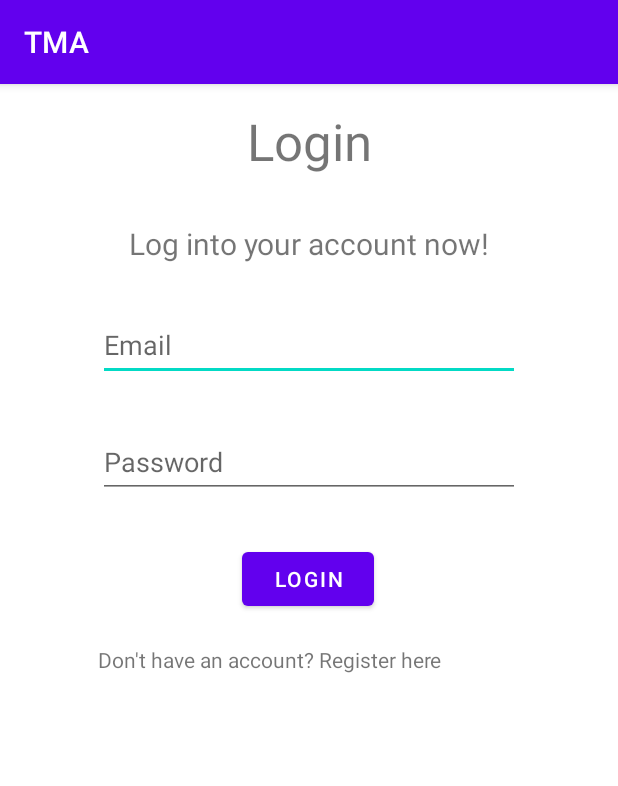
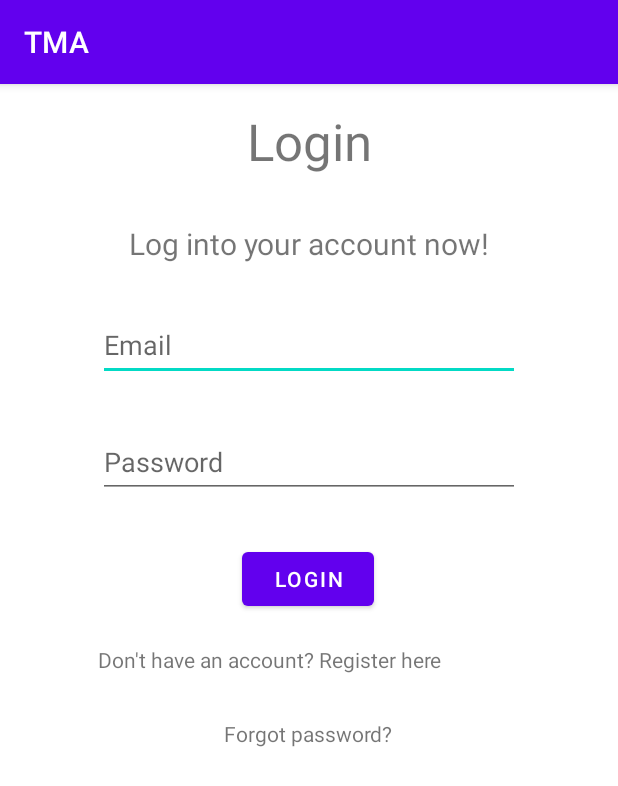
Before and after one commit to hamzabalazs/Time-Managment-App, an Android app: the LoginActivity screen opened directly, with no data from a screen before it, on a phone screen of 412 x 824 dp. Shown: the top 786 px of the screen. Run offline under Robolectric (Android 15) with nearby library versions, the phone set to English and light mode, and no system bars; our stand-ins replace Firebase (no records; nobody signed in at launch, a user with empty details on screens opened directly).

Commit message:
feat: reset password

```diff
--- a/app/build.gradle
+++ b/app/build.gradle
@@ -34,6 +34,7 @@ dependencies {
     implementation 'com.google.android.material:material:1.4.0'
     implementation 'androidx.constraintlayout:constraintlayout:2.1.1'
     implementation 'com.google.firebase:firebase-auth:21.0.1'
+    implementation 'com.google.firebase:firebase-firestore:24.0.0'
     testImplementation 'junit:junit:4.+'
     androidTestImplementation 'androidx.test.ext:junit:1.1.3'
     androidTestImplementation 'androidx.test.espresso:espresso-core:3.4.0'
--- a/app/src/main/AndroidManifest.xml
+++ b/app/src/main/AndroidManifest.xml
@@ -2,7 +2,7 @@
 <manifest xmlns:android="http://schemas.android.com/apk/res/android"
     package="com.example.tma">
 
-    <uses-permission android:name="android.permission.INTERNET"></uses-permission>
+    <uses-permission android:name="android.permission.INTERNET" />
 
     <application
         android:allowBackup="true"
@@ -11,6 +11,9 @@
         android:roundIcon="@mipmap/ic_launcher_round"
         android:supportsRtl="true"
         android:theme="@style/Theme.TMA">
+        <activity
+            android:name=".UserInformationActivity"
+            android:exported="true" />
         <activity
             android:name=".RegisterActivity"
             android:exported="true">
--- a/app/src/main/res/layout/activity_login.xml
+++ b/app/src/main/res/layout/activity_login.xml
@@ -86,6 +86,17 @@
         app:layout_constraintEnd_toEndOf="parent"
         app:layout_constraintHorizontal_bias="0.498"
         app:layout_constraintStart_toStartOf="parent"
+        app:layout_constraintTop_toBottomOf="@+id/forgotPassword" />
+
+    <TextView
+        android:id="@+id/forgotPassword"
+        android:layout_width="wrap_content"
+        android:layout_height="wrap_content"
+        android:layout_marginTop="5dp"
+        android:text="Forgot password?"
+        app:layout_constraintEnd_toEndOf="parent"
+        app:layout_constraintHorizontal_bias="0.498"
+        app:layout_constraintStart_toStartOf="parent"
         app:layout_constraintTop_toBottomOf="@+id/textView" />
 
 
```
Also changed, not shown: app/src/main/java/com/example/tma/LoginActivity.java (+42 -1 lines), app/src/main/java/com/example/tma/RegisterActivity.java (+12 -1 lines).
